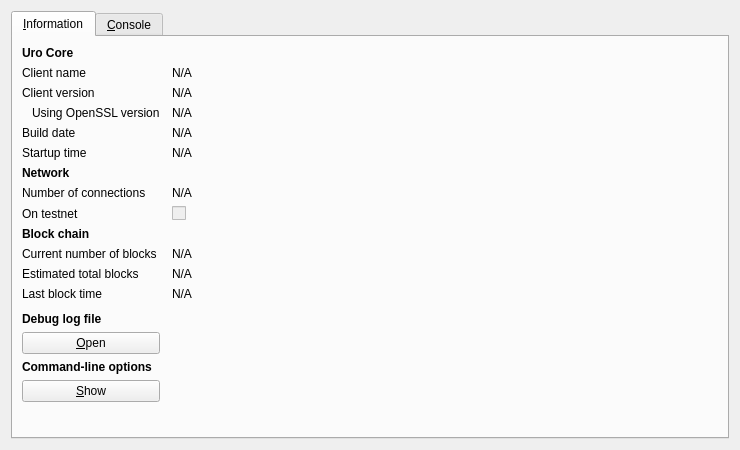
The window that src/qt/forms/rpcconsole.ui (urocoin/uro) describes before a commit, drawn with Qt 5.
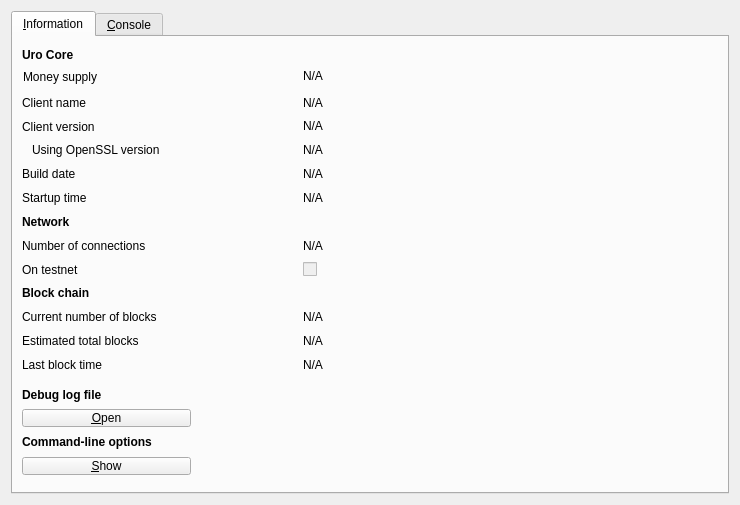
The same window after the commit. Icons and pictures are not drawn.

Diff of the .ui file:
```diff
--- a/src/qt/forms/rpcconsole.ui
+++ b/src/qt/forms/rpcconsole.ui
@@ -7,7 +7,7 @@
     <x>0</x>
     <y>0</y>
     <width>740</width>
-    <height>450</height>
+    <height>505</height>
    </rect>
   </property>
   <property name="windowTitle">
@@ -16,6 +16,9 @@
   <layout class="QVBoxLayout" name="verticalLayout_2">
    <item>
     <widget class="QTabWidget" name="tabWidget">
+     <property name="enabled">
+      <bool>true</bool>
+     </property>
      <property name="currentIndex">
       <number>0</number>
      </property>
@@ -23,12 +26,15 @@
       <attribute name="title">
        <string>&amp;Information</string>
       </attribute>
-      <layout class="QGridLayout" name="gridLayout" columnstretch="0,1">
-       <property name="horizontalSpacing">
-        <number>12</number>
-       </property>
-       <item row="0" column="0">
         <widget class="QLabel" name="label_9">
+       <property name="geometry">
+        <rect>
+         <x>9</x>
+         <y>9</y>
+         <width>65</width>
+         <height>18</height>
+        </rect>
+       </property>
          <property name="font">
           <font>
            <weight>75</weight>
@@ -39,16 +45,28 @@
           <string>Uro Core</string>
          </property>
         </widget>
-       </item>
-       <item row="1" column="0">
         <widget class="QLabel" name="label_5">
+       <property name="geometry">
+        <rect>
+         <x>9</x>
+         <y>57</y>
+         <width>80</width>
+         <height>18</height>
+        </rect>
+       </property>
          <property name="text">
           <string>Client name</string>
          </property>
         </widget>
-       </item>
-       <item row="1" column="1">
         <widget class="QLabel" name="clientName">
+       <property name="geometry">
+        <rect>
+         <x>290</x>
+         <y>57</y>
+         <width>200</width>
+         <height>18</height>
+        </rect>
+       </property>
          <property name="cursor">
           <cursorShape>IBeamCursor</cursorShape>
          </property>
@@ -62,16 +80,28 @@
           <set>Qt::LinksAccessibleByMouse|Qt::TextSelectableByKeyboard|Qt::TextSelectableByMouse</set>
          </property>
         </widget>
-       </item>
-       <item row="2" column="0">
         <widget class="QLabel" name="label_6">
+       <property name="geometry">
+        <rect>
+         <x>9</x>
+         <y>81</y>
+         <width>169</width>
+         <height>17</height>
+        </rect>
+       </property>
          <property name="text">
           <string>Client version</string>
          </property>
         </widget>
-       </item>
-       <item row="2" column="1">
         <widget class="QLabel" name="clientVersion">
+       <property name="geometry">
+        <rect>
+         <x>290</x>
+         <y>81</y>
+         <width>200</width>
+         <height>17</height>
+        </rect>
+       </property>
          <property name="cursor">
           <cursorShape>IBeamCursor</cursorShape>
          </property>
@@ -85,9 +115,15 @@
           <set>Qt::LinksAccessibleByMouse|Qt::TextSelectableByKeyboard|Qt::TextSelectableByMouse</set>
          </property>
         </widget>
-       </item>
-       <item row="3" column="0">
         <widget class="QLabel" name="label_14">
+       <property name="geometry">
+        <rect>
+         <x>9</x>
+         <y>104</y>
+         <width>169</width>
+         <height>18</height>
+        </rect>
+       </property>
          <property name="text">
           <string>Using OpenSSL version</string>
          </property>
@@ -95,9 +131,15 @@
           <number>10</number>
          </property>
         </widget>
-       </item>
-       <item row="3" column="1">
         <widget class="QLabel" name="openSSLVersion">
+       <property name="geometry">
+        <rect>
+         <x>290</x>
+         <y>104</y>
+         <width>200</width>
+         <height>18</height>
+        </rect>
+       </property>
          <property name="cursor">
           <cursorShape>IBeamCursor</cursorShape>
          </property>
@@ -111,16 +153,28 @@
           <set>Qt::LinksAccessibleByMouse|Qt::TextSelectableByKeyboard|Qt::TextSelectableByMouse</set>
          </property>
         </widget>
-       </item>
-       <item row="4" column="0">
         <widget class="QLabel" name="label_12">
+       <property name="geometry">
+        <rect>
+         <x>9</x>
+         <y>128</y>
+         <width>67</width>
+         <height>18</height>
+        </rect>
+       </property>
          <property name="text">
           <string>Build date</string>
          </property>
         </widget>
-       </item>
-       <item row="4" column="1">
         <widget class="QLabel" name="buildDate">
+       <property name="geometry">
+        <rect>
+         <x>290</x>
+         <y>128</y>
+         <width>200</width>
+         <height>18</height>
+        </rect>
+       </property>
          <property name="cursor">
           <cursorShape>IBeamCursor</cursorShape>
          </property>
@@ -134,16 +188,28 @@
           <set>Qt::LinksAccessibleByMouse|Qt::TextSelectableByKeyboard|Qt::TextSelectableByMouse</set>
          </property>
         </widget>
-       </item>
-       <item row="5" column="0">
         <widget class="QLabel" name="label_13">
+       <property name="geometry">
+        <rect>
+         <x>9</x>
+         <y>152</y>
+         <width>81</width>
+         <height>18</height>
+        </rect>
+       </property>
          <property name="text">
           <string>Startup time</string>
          </property>
         </widget>
-       </item>
-       <item row="5" column="1">
         <widget class="QLabel" name="startupTime">
+       <property name="geometry">
+        <rect>
+         <x>290</x>
+         <y>152</y>
+         <width>200</width>
+         <height>18</height>
+        </rect>
+       </property>
          <property name="cursor">
           <cursorShape>IBeamCursor</cursorShape>
          </property>
@@ -157,9 +223,15 @@
           <set>Qt::LinksAccessibleByMouse|Qt::TextSelectableByKeyboard|Qt::TextSelectableByMouse</set>
          </property>
         </widget>
-       </item>
-       <item row="6" column="0">
         <widget class="QLabel" name="label_11">
+       <property name="geometry">
+        <rect>
+         <x>9</x>
+         <y>176</y>
+         <width>61</width>
+         <height>18</height>
+        </rect>
+       </property>
          <property name="font">
           <font>
            <weight>75</weight>
@@ -170,16 +242,28 @@
           <string>Network</string>
          </property>
         </widget>
-       </item>
-       <item row="7" column="0">
         <widget class="QLabel" name="label_7">
+       <property name="geometry">
+        <rect>
+         <x>9</x>
+         <y>200</y>
+         <width>155</width>
+         <height>18</height>
+        </rect>
+       </property>
          <property name="text">
           <string>Number of connections</string>
          </property>
         </widget>
-       </item>
-       <item row="7" column="1">
         <widget class="QLabel" name="numberOfConnections">
+       <property name="geometry">
+        <rect>
+         <x>290</x>
+         <y>200</y>
+         <width>200</width>
+         <height>18</height>
+        </rect>
+       </property>
          <property name="cursor">
           <cursorShape>IBeamCursor</cursorShape>
          </property>
@@ -193,26 +277,44 @@
           <set>Qt::LinksAccessibleByMouse|Qt::TextSelectableByKeyboard|Qt::TextSelectableByMouse</set>
          </property>
         </widget>
-       </item>
-       <item row="8" column="0">
         <widget class="QLabel" name="label_8">
+       <property name="geometry">
+        <rect>
+         <x>9</x>
+         <y>224</y>
+         <width>169</width>
+         <height>17</height>
+        </rect>
+       </property>
          <property name="text">
           <string>On testnet</string>
          </property>
         </widget>
-       </item>
-       <item row="8" column="1">
         <widget class="QCheckBox" name="isTestNet">
          <property name="enabled">
           <bool>false</bool>
          </property>
+       <property name="geometry">
+        <rect>
+         <x>290</x>
+         <y>224</y>
+         <width>200</width>
+         <height>17</height>
+        </rect>
+       </property>
          <property name="text">
           <string/>
          </property>
         </widget>
-       </item>
-       <item row="9" column="0">
         <widget class="QLabel" name="label_10">
+       <property name="geometry">
+        <rect>
+         <x>9</x>
+         <y>247</y>
+         <width>85</width>
+         <height>18</height>
+        </rect>
+       </property>
          <property name="font">
           <font>
            <weight>75</weight>
@@ -223,16 +325,28 @@
           <string>Block chain</string>
          </property>
         </widget>
-       </item>
-       <item row="10" column="0">
         <widget class="QLabel" name="label_3">
+       <property name="geometry">
+        <rect>
+         <x>9</x>
+         <y>271</y>
+         <width>169</width>
+         <height>18</height>
+        </rect>
+       </property>
          <property name="text">
           <string>Current number of blocks</string>
          </property>
         </widget>
-       </item>
-       <item row="10" column="1">
         <widget class="QLabel" name="numberOfBlocks">
+       <property name="geometry">
+        <rect>
+         <x>290</x>
+         <y>271</y>
+         <width>200</width>
+         <height>18</height>
+        </rect>
+       </property>
          <property name="cursor">
           <cursorShape>IBeamCursor</cursorShape>
          </property>
@@ -246,16 +360,28 @@
           <set>Qt::LinksAccessibleByMouse|Qt::TextSelectableByKeyboard|Qt::TextSelectableByMouse</set>
          </property>
         </widget>
-       </item>
-       <item row="11" column="0">
         <widget class="QLabel" name="label_4">
+       <property name="geometry">
+        <rect>
+         <x>9</x>
+         <y>295</y>
+         <width>146</width>
+         <height>18</height>
+        </rect>
+       </property>
          <property name="text">
           <string>Estimated total blocks</string>
          </property>
         </widget>
-       </item>
-       <item row="11" column="1">
         <widget class="QLabel" name="totalBlocks">
+       <property name="geometry">
+        <rect>
+         <x>290</x>
+         <y>295</y>
+         <width>200</width>
+         <height>18</height>
+        </rect>
+       </property>
          <property name="cursor">
           <cursorShape>IBeamCursor</cursorShape>
          </property>
@@ -269,16 +395,28 @@
           <set>Qt::LinksAccessibleByMouse|Qt::TextSelectableByKeyboard|Qt::TextSelectableByMouse</set>
          </property>
         </widget>
-       </item>
-       <item row="12" column="0">
         <widget class="QLabel" name="label_2">
+       <property name="geometry">
+        <rect>
+         <x>9</x>
+         <y>319</y>
+         <width>100</width>
+         <height>18</height>
+        </rect>
+       </property>
          <property name="text">
           <string>Last block time</string>
          </property>
         </widget>
-       </item>
-       <item row="12" column="1">
         <widget class="QLabel" name="lastBlockTime">
+       <property name="geometry">
+        <rect>
+         <x>290</x>
+         <y>319</y>
+         <width>200</width>
+         <height>18</height>
+        </rect>
+       </property>
          <property name="cursor">
           <cursorShape>IBeamCursor</cursorShape>
          </property>
@@ -292,22 +430,15 @@
           <set>Qt::LinksAccessibleByMouse|Qt::TextSelectableByKeyboard|Qt::TextSelectableByMouse</set>
          </property>
         </widget>
-       </item>
-       <item row="13" column="0">
-        <spacer name="verticalSpacer_2">
-         <property name="orientation">
-          <enum>Qt::Vertical</enum>
-         </property>
-         <property name="sizeHint" stdset="0">
-          <size>
-           <width>20</width>
-           <height>20</height>
-          </size>
-         </property>
-        </spacer>
-       </item>
-       <item row="14" column="0">
         <widget class="QLabel" name="labelDebugLogfile">
+       <property name="geometry">
+        <rect>
+         <x>9</x>
+         <y>349</y>
+         <width>169</width>
+         <height>17</height>
+        </rect>
+       </property>
          <property name="font">
           <font>
            <weight>75</weight>
@@ -318,9 +449,15 @@
           <string>Debug log file</string>
          </property>
         </widget>
-       </item>
-       <item row="15" column="0">
         <widget class="QPushButton" name="openDebugLogfileButton">
+       <property name="geometry">
+        <rect>
+         <x>9</x>
+         <y>372</y>
+         <width>169</width>
+         <height>18</height>
+        </rect>
+       </property>
          <property name="toolTip">
           <string>Open the Uro debug log file from the current data directory. This can take a few seconds for large log files.</string>
          </property>
@@ -331,9 +468,15 @@
           <bool>false</bool>
          </property>
         </widget>
-       </item>
-       <item row="16" column="0">
         <widget class="QLabel" name="labelCLOptions">
+       <property name="geometry">
+        <rect>
+         <x>9</x>
+         <y>396</y>
+         <width>163</width>
+         <height>18</height>
+        </rect>
+       </property>
          <property name="font">
           <font>
            <weight>75</weight>
@@ -344,9 +487,15 @@
           <string>Command-line options</string>
          </property>
         </widget>
-       </item>
-       <item row="17" column="0">
         <widget class="QPushButton" name="showCLOptionsButton">
+       <property name="geometry">
+        <rect>
+         <x>9</x>
+         <y>420</y>
+         <width>169</width>
+         <height>18</height>
+        </rect>
+       </property>
          <property name="toolTip">
           <string>Show the Uro-Qt help message to get a list with possible Uro command-line options.</string>
          </property>
@@ -357,21 +506,82 @@
           <bool>false</bool>
          </property>
         </widget>
-       </item>
-       <item row="18" column="0">
-        <spacer name="verticalSpacer">
-         <property name="orientation">
-          <enum>Qt::Vertical</enum>
-         </property>
-         <property name="sizeHint" stdset="0">
-          <size>
-           <width>20</width>
-           <height>40</height>
-          </size>
-         </property>
-        </spacer>
-       </item>
-      </layout>
+      <widget class="QLabel" name="label_15">
+       <property name="geometry">
+        <rect>
+         <x>10</x>
+         <y>31</y>
+         <width>93</width>
+         <height>18</height>
+        </rect>
+       </property>
+       <property name="text">
+        <string>Money supply</string>
+       </property>
+      </widget>
+      <widget class="QLabel" name="moneySupply">
+       <property name="enabled">
+        <bool>true</bool>
+       </property>
+       <property name="geometry">
+        <rect>
+         <x>290</x>
+         <y>30</y>
+         <width>200</width>
+         <height>18</height>
+        </rect>
+       </property>
+       <property name="cursor">
+        <cursorShape>IBeamCursor</cursorShape>
+       </property>
+       <property name="text">
+        <string>N/A</string>
+       </property>
+       <property name="textFormat">
+        <enum>Qt::PlainText</enum>
+       </property>
+      </widget>
+      <widget class="QLabel" name="label_16">
+       <property name="geometry">
+        <rect>
+         <x>300</x>
+         <y>340</y>
+         <width>111</width>
+         <height>111</height>
+        </rect>
+       </property>
+       <property name="text">
+        <string/>
+       </property>
+       <property name="pixmap">
+        <pixmap resource="../bitcoin.qrc">:/images/about</pixmap>
+       </property>
+       <property name="scaledContents">
+        <bool>true</bool>
+       </property>
+      </widget>
+      <widget class="QLabel" name="label_17">
+       <property name="geometry">
+        <rect>
+         <x>110</x>
+         <y>20</y>
+         <width>91</width>
+         <height>81</height>
+        </rect>
+       </property>
+       <property name="text">
+        <string/>
+       </property>
+       <property name="pixmap">
+        <pixmap resource="../bitcoin.qrc">:/images/res/images/Urea-3D-balls.png</pixmap>
+       </property>
+       <property name="scaledContents">
+        <bool>true</bool>
+       </property>
+       <property name="wordWrap">
+        <bool>true</bool>
+       </property>
+      </widget>
      </widget>
      <widget class="QWidget" name="tab_console">
       <attribute name="title">
```
Left out of the diff: 6 changed lines with no effect on the pictures. Lines whose indentation alone changed are shown as unchanged.
